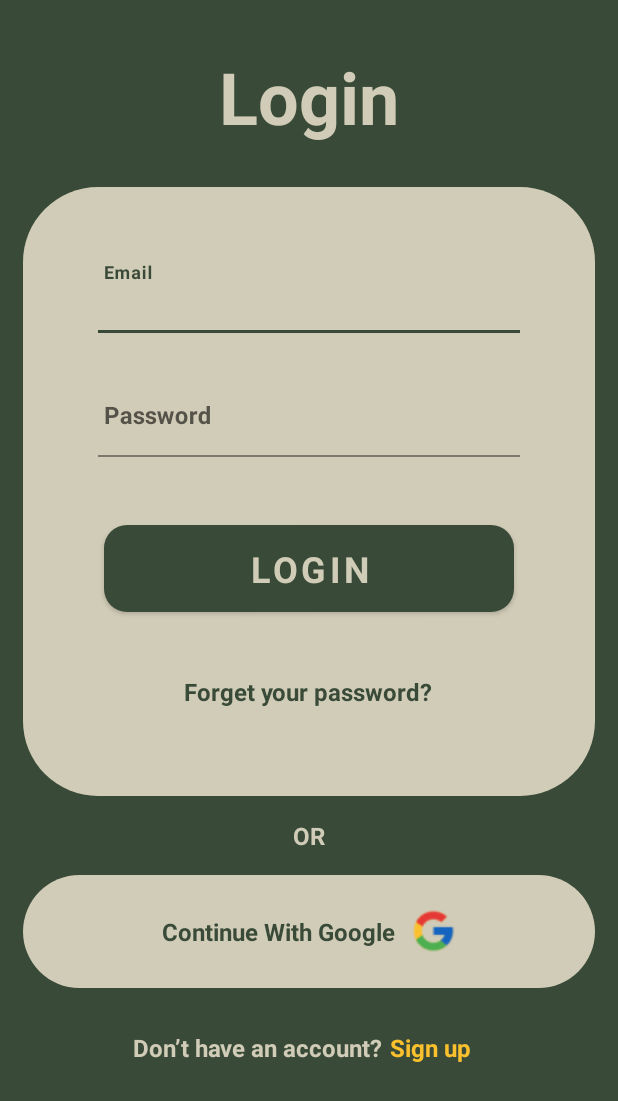
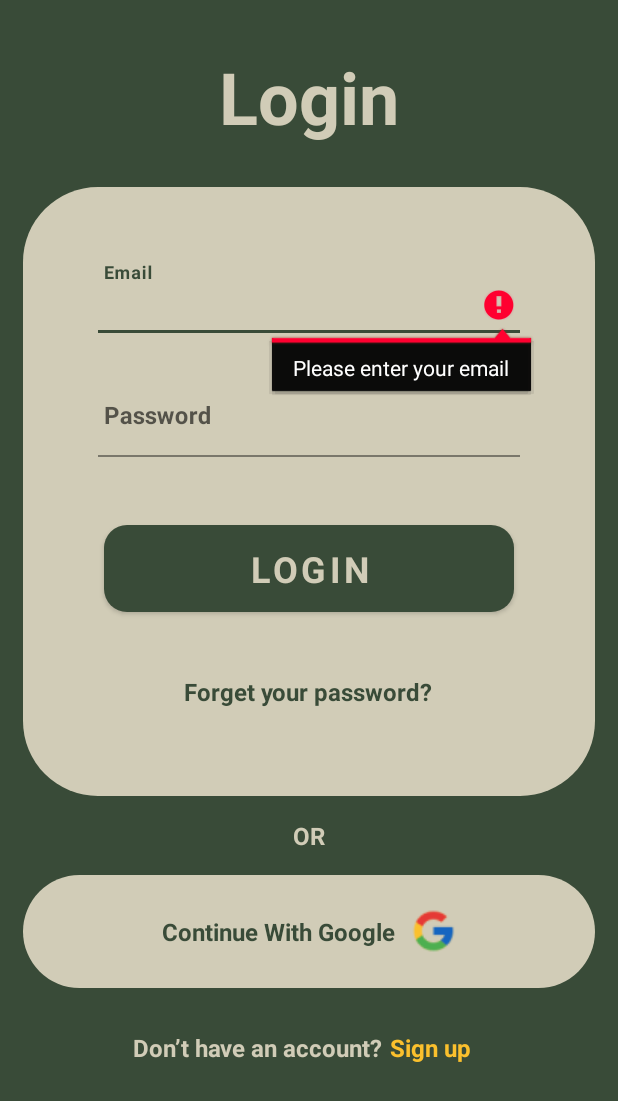
Before and after one commit to SlsabelHesham/Yummify, an Android app: the LoginFragment screen opened through its navigation route, after a tap on "LOGIN", on a phone screen of 412 x 824 dp. Shown: the top 1101 px of the screen. Run offline under Robolectric (Android 15) with nearby library versions, the phone set to English and light mode, and no system bars; our stand-ins replace Firebase (no records; nobody signed in at launch, a user with empty details on screens opened directly), navigation-ui; Roboto replaces fonts that are not available here; 2 statements that could not run were skipped.

Commit message:
edit favourites database

```diff
--- a/app/src/main/java/com/example/foodplanner/FavouriteMeals/View/FavouritesFragment.java
+++ b/app/src/main/java/com/example/foodplanner/FavouriteMeals/View/FavouritesFragment.java
@@ -24,6 +24,8 @@ import com.example.foodplanner.Model.MealsRepositoryImpl;
 import com.example.foodplanner.Network.MealsRemoteDataSourceImpl;
 import com.example.foodplanner.R;
 import com.example.foodplanner.db.MealsLocalDataSourceImpl;
+import com.google.firebase.auth.FirebaseAuth;
+import com.google.firebase.auth.FirebaseUser;
 
 import java.util.ArrayList;
 import java.util.List;
@@ -59,11 +61,13 @@ public class FavouritesFragment extends Fragment implements FavMealsView, OnFavo
         favMealsAdapter = new FavMealsAdapter(view.getContext() , new ArrayList<>() , this);
         favRecyclerView.setAdapter(favMealsAdapter);
         favRecyclerView.setLayoutManager(layoutManager);
+        FirebaseUser user = FirebaseAuth.getInstance().getCurrentUser();
+        String email = user != null ? user.getEmail() : null;
 
         favMealsPresenter = new FavMealsPresenterImpl(this, MealsRepositoryImpl.getInstance(MealsRemoteDataSourceImpl.getInstance(),
                 MealsLocalDataSourceImpl.getInstance(view.getContext())));
 
-        mealsList = favMealsPresenter.getStoredMeals();
+        mealsList = favMealsPresenter.getStoredMeals(email);
         showData(mealsList);
 
     }
--- a/app/src/main/java/com/example/foodplanner/FavouriteMeals/presenter/FavMealsPresenter.java
+++ b/app/src/main/java/com/example/foodplanner/FavouriteMeals/presenter/FavMealsPresenter.java
@@ -8,6 +8,6 @@ import com.example.foodplanner.Model.Meal;
 import java.util.List;
 
 public interface FavMealsPresenter {
-    public LiveData<List<Meal>> getStoredMeals();
+    public LiveData<List<Meal>> getStoredMeals(String email);
     public void removeFromFav(Meal meal);
 }
--- a/app/src/main/java/com/example/foodplanner/FavouriteMeals/presenter/FavMealsPresenterImpl.java
+++ b/app/src/main/java/com/example/foodplanner/FavouriteMeals/presenter/FavMealsPresenterImpl.java
@@ -20,8 +20,8 @@ public class FavMealsPresenterImpl implements FavMealsPresenter {
     }
 
     @Override
-    public LiveData<List<Meal>> getStoredMeals() {
-        return repository.getStoredMeals();
+    public LiveData<List<Meal>> getStoredMeals(String email) {
+        return repository.getStoredMeals(email);
     }
 
     @Override
--- a/app/src/main/java/com/example/foodplanner/LoginFragment.java
+++ b/app/src/main/java/com/example/foodplanner/LoginFragment.java
@@ -1,10 +1,13 @@
 package com.example.foodplanner;
 
+import android.app.Activity;
+import android.content.Intent;
 import android.os.Bundle;
-
 import androidx.annotation.NonNull;
 import androidx.annotation.Nullable;
 import androidx.fragment.app.Fragment;
+import androidx.navigation.NavController;
+import androidx.navigation.Navigation;
 
 import android.util.Log;
 import android.view.LayoutInflater;
@@ -12,21 +15,34 @@ import android.view.View;
 import android.view.ViewGroup;
 import android.widget.Button;
 import android.widget.EditText;
+import android.widget.TextView;
 import android.widget.Toast;
 
+import com.google.android.gms.auth.api.signin.GoogleSignIn;
+import com.google.android.gms.auth.api.signin.GoogleSignInAccount;
+import com.google.android.gms.auth.api.signin.GoogleSignInClient;
+import com.google.android.gms.auth.api.signin.GoogleSignInOptions;
+import com.google.android.gms.common.SignInButton;
+import com.google.android.gms.common.api.ApiException;
 import com.google.android.gms.tasks.OnCompleteListener;
-import com.google.android.gms.tasks.OnFailureListener;
 import com.google.android.gms.tasks.Task;
+import com.google.firebase.auth.AuthCredential;
 import com.google.firebase.auth.AuthResult;
 import com.google.firebase.auth.FirebaseAuth;
 import com.google.firebase.auth.FirebaseUser;
+import com.google.firebase.auth.GoogleAuthProvider;
 import com.google.firebase.auth.UserProfileChangeRequest;
 
 public class LoginFragment extends Fragment {
 
-    private FirebaseAuth mAuth;
-    EditText email,password;
-    Button login;
+    private FirebaseAuth firebaseAuth;
+    EditText email, password;
+    Button loginBtn;
+    NavController navController;
+    TextView switchToSignup;
+    private SignInButton googleBtn;
+    private GoogleSignInClient googleSignInClient;
+
     @Override
     public void onCreate(Bundle savedInstanceState) {
         super.onCreate(savedInstanceState);
@@ -42,39 +58,88 @@ public class LoginFragment extends Fragment {
     public void onViewCreated(@NonNull View view, @Nullable Bundle savedInstanceState) {
         email = view.findViewById(R.id.emailET);
         password = view.findViewById(R.id.passwordET);
-        login = view.findViewById(R.id.loginBtn);
-        mAuth = FirebaseAuth.getInstance();
-        login.setOnClickListener(new View.OnClickListener() {
+        loginBtn = view.findViewById(R.id.loginBtn);
+        switchToSignup = view.findViewById(R.id.switchToSignup);
+        googleBtn = view.findViewById(R.id.googleBtn);
+        navController = Navigation.findNavController((Activity) view.getContext() , R.id.fragmentNavHost);
+        firebaseAuth = FirebaseAuth.getInstance();
+        loginBtn.setOnClickListener(new View.OnClickListener() {
             @Override
             public void onClick(View view) {
-                mAuth.createUserWithEmailAndPassword(email.getText().toString(),password.getText().toString())
-                        .addOnCompleteListener(new OnCompleteListener<AuthResult>() {
+                if (email.getText().toString().isEmpty()) {
+                    email.requestFocus();
+                    email.setError("Please enter your email");
+                } else if (password.getText().toString().isEmpty()) {
+                    password.requestFocus();
+                    password.setError("Please enter your password");
+                } else {
+                    Login(email.getText().toString(), password.getText().toString());
+                }
+            }
+        });
+        switchToSignup.setOnClickListener(new View.OnClickListener() {
+            @Override
+            public void onClick(View view) {
+                navController.navigate(R.id.action_loginFragment_to_signupFragment);
+            }
+        });
+        GoogleSignInOptions googleSignInOptions = new GoogleSignInOptions.Builder(GoogleSignInOptions.DEFAULT_SIGN_IN)
+                .requestIdToken("737512346717-dr6simkpe2nhjbkt6rl8ui1g28k6ls9v.apps.googleusercontent.com")
+                .requestEmail()
+                .build();
+        googleSignInClient = GoogleSignIn.getClient(requireActivity(), googleSignInOptions);
+
+        googleBtn.setOnClickListener(view1 -> {
+            Intent intent = googleSignInClient.getSignInIntent();
+            startActivityForResult(intent, 100);
+        });
+    }
+
+    private void Login(String email, String password) {
+        firebaseAuth.signInWithEmailAndPassword(email, password)
+                .addOnCompleteListener(
+                        new OnCompleteListener<AuthResult>() {
+
                             @Override
                             public void onComplete(@NonNull Task<AuthResult> task) {
-
-                                Log.i("TEST", "onComplete: ");
-                                FirebaseUser user = mAuth.getCurrentUser();
-
-                                UserProfileChangeRequest profileUpdates = new UserProfileChangeRequest.Builder()
-                                        .setDisplayName("slso")
-                                        .build();
-
-                                user.updateProfile(profileUpdates)
-                                        .addOnCompleteListener(new OnCompleteListener<Void>() {
-                                            @Override
-                                            public void onComplete(@NonNull Task<Void> task) {
-                                                if (task.isSuccessful()) {
-                                                    Log.d("TEST", "User profile updated.");
-                                                    FirebaseUser user = FirebaseAuth.getInstance().getCurrentUser();
-                                                    String displayName = user != null ? user.getDisplayName() : null;
-                                                    Log.i("TEST", "onComplete: " + displayName);
-                                                }
-                                            }
-                                        });
+                                if (task.isSuccessful()) {
+                                    navController.navigate(R.id.action_loginFragment_to_homeFragment);
+                                } else {
+                                    EditText password =  getView().findViewById(R.id.passwordET);
+                                     password.requestFocus();
+                                     password.setError("Email or password incorrect");
+                                }
                             }
                         });
+    }
+    @Override
+    public void onActivityResult(int requestCode, int resultCode, @Nullable Intent data) {
+        super.onActivityResult(requestCode, resultCode, data);
+        if (requestCode == 100) {
+            Task<GoogleSignInAccount> signInAccountTask = GoogleSignIn.getSignedInAccountFromIntent(data);
+            if (signInAccountTask.isSuccessful()) {
+                try {
+                    GoogleSignInAccount googleSignInAccount = signInAccountTask.getResult(ApiException.class);
+                    if (googleSignInAccount != null) {
+                        AuthCredential authCredential = GoogleAuthProvider.getCredential(googleSignInAccount.getIdToken(), null);
+                        firebaseAuth.signInWithCredential(authCredential).addOnCompleteListener(requireActivity(), new OnCompleteListener<AuthResult>() {
+                            @Override
+                            public void onComplete(@NonNull Task<AuthResult> task) {
+                                if (task.isSuccessful()) {
+                                    navController.navigate(R.id.action_loginFragment_to_homeFragment);
+                                } else {
+                                    Toast.makeText(getContext(),"Authentication Failed: " + task.getException().getMessage(),Toast.LENGTH_SHORT).show();
+                                }
+                            }
+                        });
+                    }
+                } catch (ApiException e) {
+                    e.printStackTrace();
+                }
             }
-        });
-
+            else{
+                Log.i("TEST", "onActivityResult: false;(((");
+            }
+        }
     }
 }
--- a/app/src/main/java/com/example/foodplanner/Model/MealRepository.java
+++ b/app/src/main/java/com/example/foodplanner/Model/MealRepository.java
@@ -7,7 +7,7 @@ import com.example.foodplanner.Network.NetworkCallback;
 import java.util.List;
 
 public interface MealRepository {
-    public LiveData<List<Meal>> getStoredMeals();
+    public LiveData<List<Meal>> getStoredMeals(String email);
 
     public void getAllRandoms(NetworkCallback networkCallBack);
 
--- a/app/src/main/java/com/example/foodplanner/Model/MealsRepositoryImpl.java
+++ b/app/src/main/java/com/example/foodplanner/Model/MealsRepositoryImpl.java
@@ -24,8 +24,8 @@ public class MealsRepositoryImpl implements MealRepository {
         return repository;
     }
     @Override
-    public LiveData<List<Meal>> getStoredMeals() {
-        return mealsLocalDataSource.getAllStoredMeals();
+    public LiveData<List<Meal>> getStoredMeals(String email) {
+        return mealsLocalDataSource.getAllStoredMeals(email);
     }
 
     @Override
--- a/app/src/main/java/com/example/foodplanner/db/AppDataBase.java
+++ b/app/src/main/java/com/example/foodplanner/db/AppDataBase.java
@@ -8,7 +8,6 @@ import androidx.room.Room;
 import androidx.room.RoomDatabase;
 
 import com.example.foodplanner.Model.Meal;
-
 
 @Database(entities = {Meal.class}, version = 1)
 public abstract class AppDataBase extends RoomDatabase {
--- a/app/src/main/java/com/example/foodplanner/db/MealsDAO.java
+++ b/app/src/main/java/com/example/foodplanner/db/MealsDAO.java
@@ -15,8 +15,8 @@ import java.util.List;
 
 @Dao
 public interface MealsDAO {
-    @Query("SELECT * FROM meals_table")
-    LiveData<List<Meal>> getAllMeals();
+    @Query("SELECT * FROM meals_table WHERE email = :email")
+    LiveData<List<Meal>> getAllMeals(String email);
     @Insert(onConflict = OnConflictStrategy.IGNORE)
     void insertMeal (Meal meal);
     @Delete
--- a/app/src/main/java/com/example/foodplanner/db/MealsLocalDataSource.java
+++ b/app/src/main/java/com/example/foodplanner/db/MealsLocalDataSource.java
@@ -8,11 +8,11 @@ import com.example.foodplanner.Model.Meal;
 import java.util.List;
 
 public interface MealsLocalDataSource {
-    void insertMeal(Meal product);
+    void insertMeal(Meal meal);
 
-    void deleteMeal(Meal product);
+    void deleteMeal(Meal meal);
 
-    LiveData<List<Meal>> getAllStoredMeals();
+    LiveData<List<Meal>> getAllStoredMeals(String email);
 
     public boolean checkMealExist(String mealId);
 }
--- a/app/src/main/java/com/example/foodplanner/db/MealsLocalDataSourceImpl.java
+++ b/app/src/main/java/com/example/foodplanner/db/MealsLocalDataSourceImpl.java
@@ -19,7 +19,6 @@ public class MealsLocalDataSourceImpl implements MealsLocalDataSource{
     private MealsLocalDataSourceImpl(Context context) {
         AppDataBase db = AppDataBase.getInstance(context.getApplicationContext());
         mealsDAO = db.getMealsDAO();
-        storedMeals = mealsDAO.getAllMeals();
     }
     public static MealsLocalDataSourceImpl getInstance(Context context){
         if (mealsLocalDataSourceImpl == null) {
@@ -43,7 +42,8 @@ public class MealsLocalDataSourceImpl implements MealsLocalDataSource{
     }
 
     @Override
-    public LiveData<List<Meal>> getAllStoredMeals() {
+    public LiveData<List<Meal>> getAllStoredMeals(String email) {
+        storedMeals = mealsDAO.getAllMeals(email);
         return storedMeals;
     }
 
--- a/app/src/main/res/layout/fragment_login.xml
+++ b/app/src/main/res/layout/fragment_login.xml
@@ -191,7 +191,7 @@
         app:layout_constraintTop_toBottomOf="@+id/view3">
 
         <TextView
-            android:id="@+id/textView90"
+            android:id="@+id/textView"
             android:layout_width="wrap_content"
             android:layout_height="wrap_content"
             android:layout_gravity="center"
@@ -205,7 +205,7 @@
             android:textStyle="bold" />
 
         <TextView
-            android:id="@+id/textView900"
+            android:id="@+id/switchToSignup"
             android:layout_width="wrap_content"
             android:layout_height="wrap_content"
             android:layout_gravity="center"
@@ -219,6 +219,16 @@
             android:textStyle="bold" />
 
     </LinearLayout>
+    <com.google.android.gms.common.SignInButton
+        android:id="@+id/googleBtn"
+        android:layout_width="0dp"
+        android:layout_height="75dp"
+        android:layout_centerInParent="true"
+        android:alpha="0"
+        app:layout_constraintBottom_toBottomOf="@+id/view3"
+        app:layout_constraintEnd_toEndOf="@+id/view3"
+        app:layout_constraintStart_toStartOf="@+id/view3"
+        app:layout_constraintTop_toTopOf="@+id/view3" />
 
 
 </androidx.constraintlayout.widget.ConstraintLayout>
--- a/app/src/main/res/layout/fragment_signup.xml
+++ b/app/src/main/res/layout/fragment_signup.xml
@@ -241,7 +241,7 @@
         app:layout_constraintTop_toBottomOf="@+id/view3">
 
         <TextView
-            android:id="@+id/textView90"
+            android:id="@+id/textView"
             android:layout_width="wrap_content"
             android:layout_height="wrap_content"
             android:layout_gravity="center"
```
Also changed, not shown: app/src/main/java/com/example/foodplanner/Model/Meal.java (+9 -0 lines), app/src/main/java/com/example/foodplanner/meal/view/MealFragment.java (+7 -2 lines).
